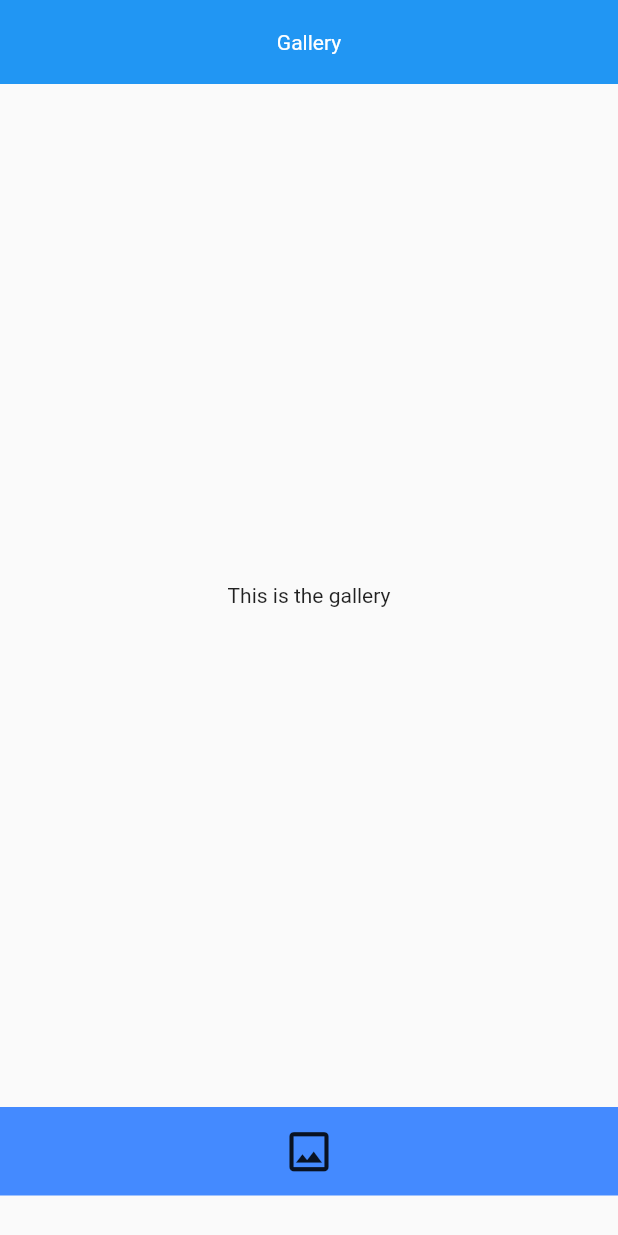
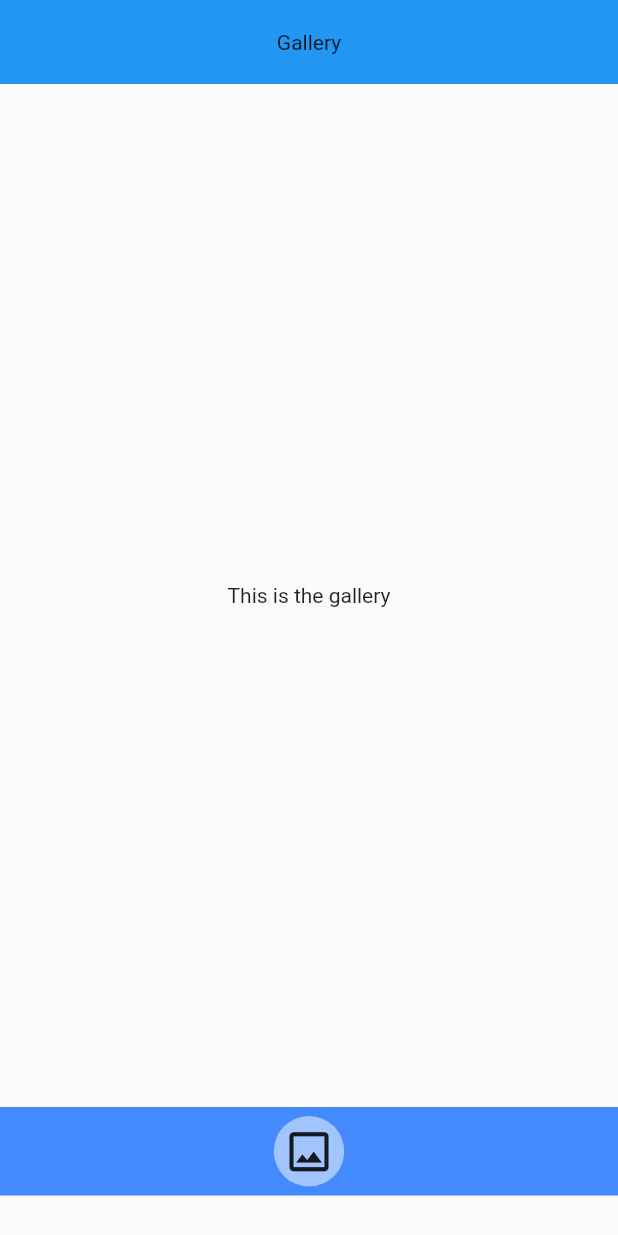
Before and after one commit to AlperenSoysal/photo_gallery, a Flutter app: the screen it shows after launch, on a phone screen of 412 x 824 dp. Run offline on Flutter 3.47's test engine with Material 2 defaults, Android fonts, the phone set to English and light mode, and no system bars.

Commit message:
additional appcolors added

```diff
--- a/lib/view/theme/app_colors.dart
+++ b/lib/view/theme/app_colors.dart
@@ -3,4 +3,6 @@ import 'package:flutter/material.dart';
 class AppColors {
   //this is primary app color
   static const Color mainBlue = Colors.blueAccent;
+  static const Color black = Colors.black87;
+  static const Color white = Colors.white54;
 }
```
